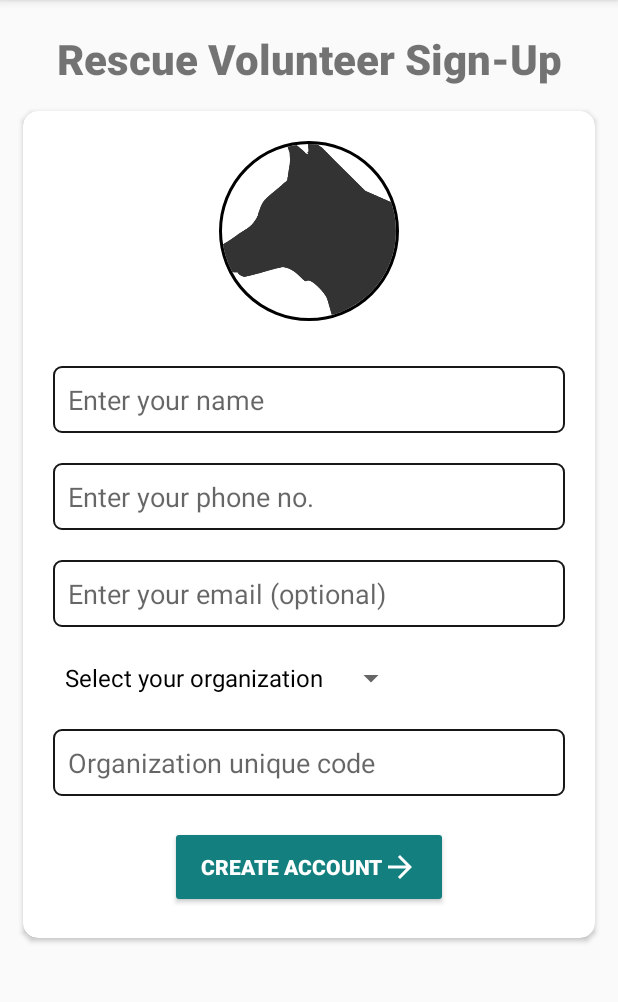
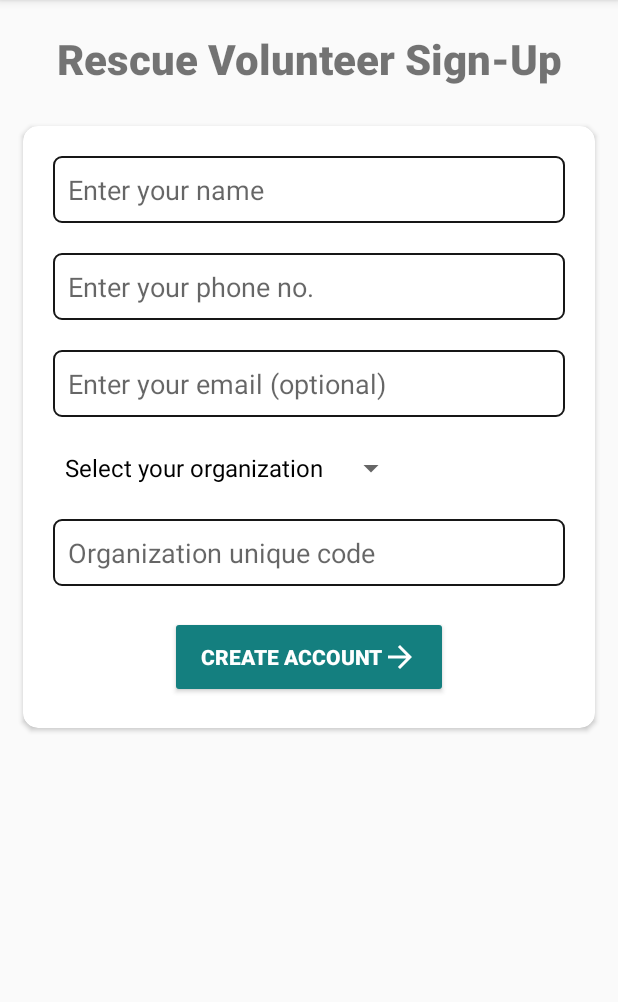
Before and after one commit to atharvakale31/AnimalCare, an Android app: the RescueSignUpActivity screen opened directly, with no data from a screen before it, on a phone screen of 412 x 824 dp, the part 84-1086 px from its top. Run offline under Robolectric (Android 15) with nearby library versions, the phone set to English and light mode, and no system bars; our stand-ins replace Firebase (no records; nobody signed in at launch, a user with empty details on screens opened directly); Roboto replaces fonts that are not available here.

```diff
--- a/app/src/main/res/layout/activity_rescue_sign_up.xml
+++ b/app/src/main/res/layout/activity_rescue_sign_up.xml
@@ -24,7 +24,7 @@
     <androidx.cardview.widget.CardView
         android:layout_width="match_parent"
         android:layout_height="wrap_content"
-        android:layout_marginVertical="10dp"
+        android:layout_marginVertical="20dp"
         android:layout_marginHorizontal="10dp"
         android:elevation="10dp"
         app:cardCornerRadius="10dp"
@@ -38,17 +38,6 @@
             android:layout_marginVertical="10dp"
             android:orientation="vertical">
 
-
-            <de.hdodenhof.circleimageview.CircleImageView
-                android:id="@+id/imageViVolunteerImage"
-                android:layout_width="120dp"
-                android:layout_height="120dp"
-                android:layout_gravity="center_horizontal"
-                android:layout_marginTop="10dp"
-                android:layout_marginBottom="20dp"
-                android:src="@drawable/dogprofile"
-                app:civ_border_color="#000000"
-                app:civ_border_width="2dp" />
 
             <EditText
                 android:id="@+id/editTextVolunteerName"
```
